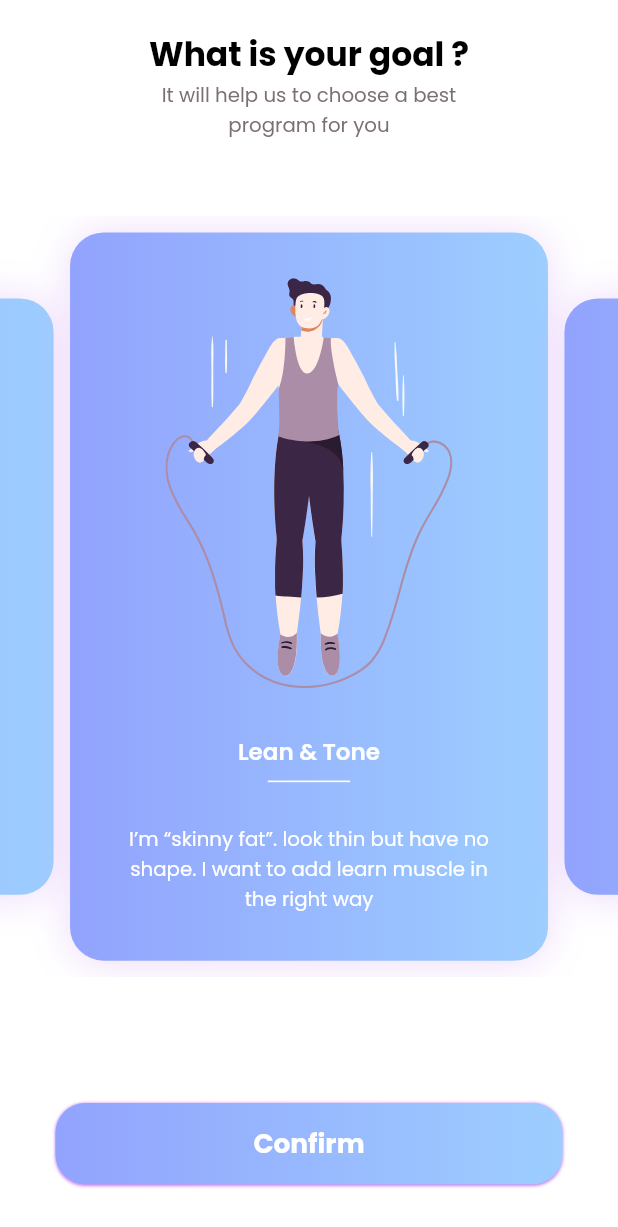
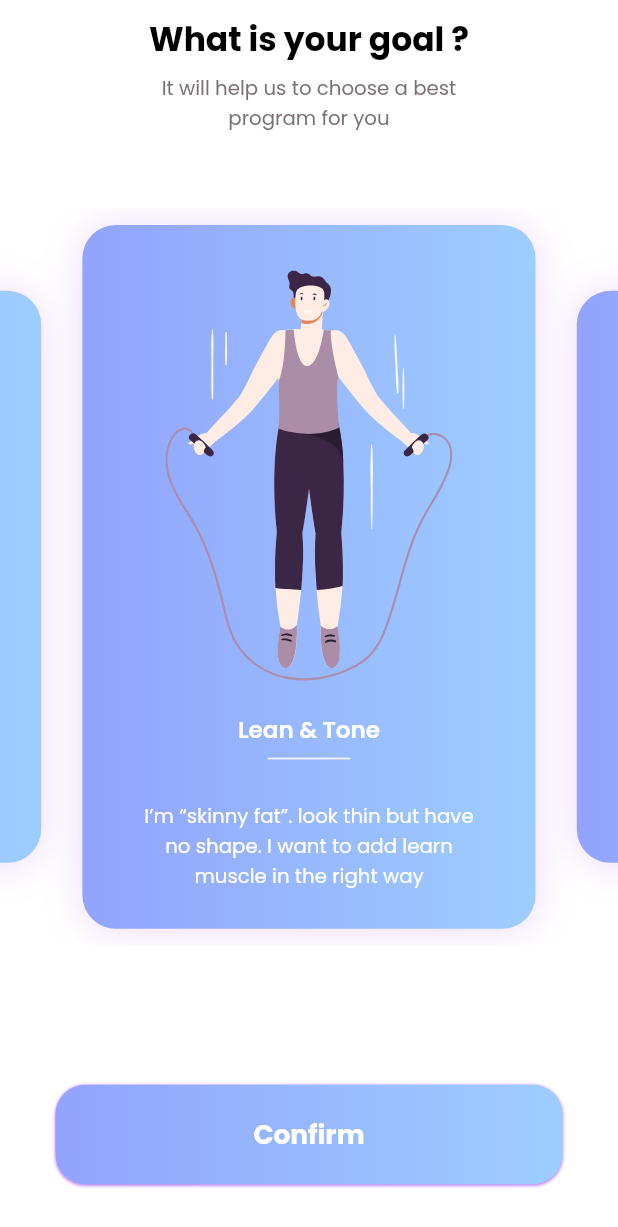
Before and after one commit to Zee-Palm-LLC/Masmasfit, a Flutter app: the MyGoals screen opened directly, on a phone screen of 412 x 824 dp. Shown: the top 1227 px of the screen. Run offline on Flutter 3.47's test engine with Material 2 defaults, Android fonts, the phone set to English and light mode, and no system bars; drawn by our look-alikes of gradient_widgets; our stand-ins replace camera, flutter_screenutil, flutter_svg, flutter_svg_provider, get, google_fonts and 5 more; missing offline and left inert: syncfusion_flutter_core; network calls fail.

Commit message:
added new fixes, timeline fix pending

```diff
--- a/lib/assets.dart
+++ b/lib/assets.dart
@@ -62,4 +62,6 @@
   String kSkippingRope = 'assets/skipping-rope.svg';
   String kMealSearchFilter = 'assets/meal_search_filter.svg';
   String kCustomPointDown = 'assets/custom_point_down.svg';
+  String kCustomNext = 'assets/custom_next.svg';
+  String kCustomSearch = 'assets/custom_search.svg';
 }
--- a/lib/meal_planner/meal_time_dropdown.dart
+++ b/lib/meal_planner/meal_time_dropdown.dart
@@ -27,7 +27,7 @@
       decoration: BoxDecoration(
           gradient: kBlueLinear, borderRadius: BorderRadius.circular(50.r)),
       child: SizedBox(
-        width: 87.w,
+        width: 90.w,
         height: 30.h,
         child: ButtonTheme(
           alignedDropdown: true,
--- a/lib/meal_planner/meal_type_card.dart
+++ b/lib/meal_planner/meal_type_card.dart
@@ -80,8 +80,8 @@
             Align(
               alignment: Alignment.topRight,
               child: SizedBox(
-                width: 110.w,
-                height: 70.h,
+                width: 105.w,
+                height: 65.h,
                 child: SvgPicture.asset(
                   Assets().kPie,
                   fit: BoxFit.contain,
--- a/lib/meal_planner/time_dropdown.dart
+++ b/lib/meal_planner/time_dropdown.dart
@@ -27,7 +27,7 @@
       decoration: BoxDecoration(
           gradient: kBlueLinear, borderRadius: BorderRadius.circular(50.r)),
       child: SizedBox(
-        width: 76.w,
+        width: 80.w,
         height: 30.h,
         child: ButtonTheme(
           alignedDropdown: true,
--- a/lib/progress_tracker/comparison_result.dart
+++ b/lib/progress_tracker/comparison_result.dart
@@ -235,7 +235,7 @@
                             callback: () {}),
                       ),
                       SizedBox(
-                        height: 10.h,
+                        height: 30.h,
                       ),
                     ],
                   ),
--- a/lib/progress_tracker/view_stats.dart
+++ b/lib/progress_tracker/view_stats.dart
@@ -81,6 +81,9 @@
                 style: TextFonts().kBold16.copyWith(color: kWhite),
               ),
               callback: () {}),
+        ),
+        SizedBox(
+          height: 30.h,
         )
       ],
     );
--- a/lib/sign_up_and_login.dart/goal_card.dart
+++ b/lib/sign_up_and_login.dart/goal_card.dart
@@ -27,7 +27,7 @@
       duration: Duration(milliseconds: 500),
       curve: Curves.easeIn,
       child: Container(
-        height: active ? 478.h : 478.h - 100.h,
+        height: active ? 484.h : 478.h - 100.h,
         width: 275.w,
         decoration: BoxDecoration(
             borderRadius: BorderRadius.circular(22.r),
@@ -46,7 +46,7 @@
                         imagePath,
                         fit: BoxFit.contain,
                       )),
-                  SizedBox(height: 30.h),
+                  SizedBox(height: 20.h),
                   Text(
                     title,
                     style: TextFonts().kSemiBold14.copyWith(color: kWhite),
@@ -67,6 +67,9 @@
                       style: TextFonts().kRegular12.copyWith(color: kWhite),
                       textAlign: TextAlign.center,
                     ),
+                  ),
+                  SizedBox(
+                    height: 30.h,
                   )
                 ],
               )
--- a/lib/sign_up_and_login.dart/goals.dart
+++ b/lib/sign_up_and_login.dart/goals.dart
@@ -37,9 +37,12 @@
             child: Column(
               children: [
                 SizedBox(
-                  height: 20.h,
+                  height: MediaQuery.of(context).padding.top + 10.h,
                 ),
                 Text('What is your goal ?', style: TitleFonts().kBold20),
+                SizedBox(
+                  height: 5.h,
+                ),
                 Padding(
                   padding: EdgeInsets.symmetric(horizontal: 95.w),
                   child: Text(
@@ -52,7 +55,7 @@
                 ),
                 SizedBox(
                   width: Get.width,
-                  height: 500.h,
+                  height: 484.h,
                   child: PageView.builder(
                       controller: _pc,
                       onPageChanged: (page) {
@@ -68,11 +71,14 @@
                         return Padding(
                           padding: EdgeInsets.symmetric(
                               horizontal: 5.w, vertical: margin),
-                          child: GoalCard(
-                              active: active,
-                              title: goals[pagePosition]['title']!,
-                              imagePath: goals[pagePosition]['imagePath']!,
-                              description: goals[pagePosition]['description']!),
+                          child: Center(
+                            child: GoalCard(
+                                active: active,
+                                title: goals[pagePosition]['title']!,
+                                imagePath: goals[pagePosition]['imagePath']!,
+                                description: goals[pagePosition]
+                                    ['description']!),
+                          ),
                         );
                       }),
                 ),
@@ -83,7 +89,7 @@
                       elevation: 1,
                       shadowColor: kPurpleShadowColor,
                       increaseWidthBy: Get.width,
-                      increaseHeightBy: 18.h,
+                      increaseHeightBy: 30.h,
                       gradient: kBlueLinear,
                       child: Text(
                         'Confirm',
--- a/persistent_bottom_nav_bar-4.0.2-hijacked/lib/persistent-tab-view.widget.dart
+++ b/persistent_bottom_nav_bar-4.0.2-hijacked/lib/persistent-tab-view.widget.dart
@@ -365,7 +365,7 @@
       }
     });
     if (widget.selectedTabScreenContext != null) {
-      WidgetsBinding.instance!.addPostFrameCallback((_) {
+      WidgetsBinding.instance.addPostFrameCallback((_) {
         widget.selectedTabScreenContext!(_contextList[_controller!.index]);
       });
     }
```
Also changed, not shown: lib/dashboard/nav_bar.dart (+18 -23 lines), lib/sleep_tracker/ideal_sleep_card.dart (+7 -7 lines), lib/workout_tracker/add_workout_choose_workout.dart (+11 -3 lines), lib/workout_tracker/add_workout_difficulty_picker.dart (+10 -3 lines), lib/workout_tracker/custom_repititions.dart (+9 -2 lines), lib/workout_tracker/custom_weights.dart (+9 -2 lines), lib/workout_tracker/schedule_workout_details.dart (+14 -1 lines), lib/workout_tracker/wokrout_difficulty_picker.dart (+14 -1 lines), assets/custom_next.svg (added), assets/custom_search.svg (added).
